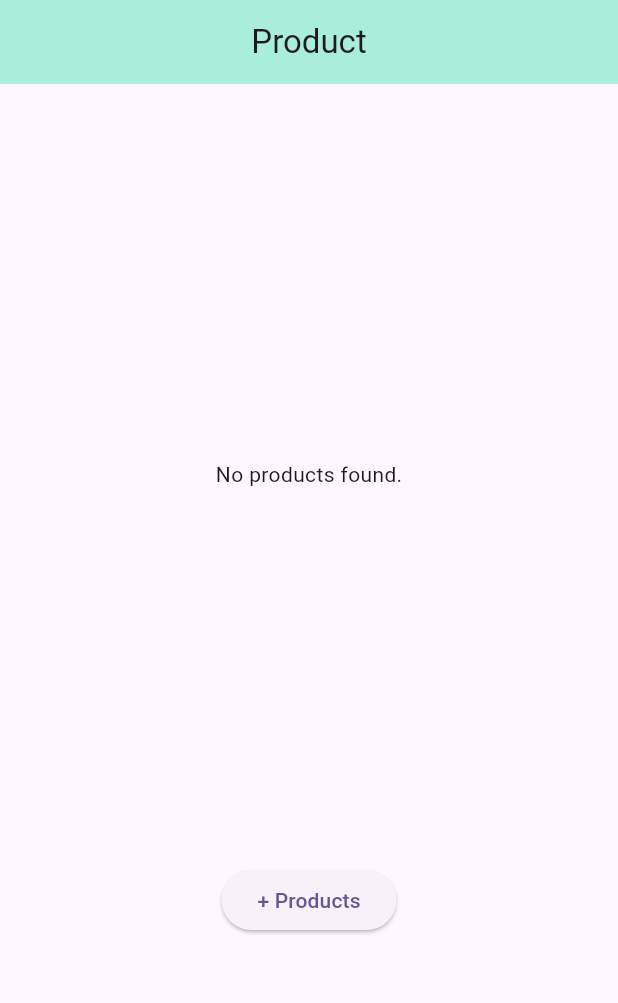
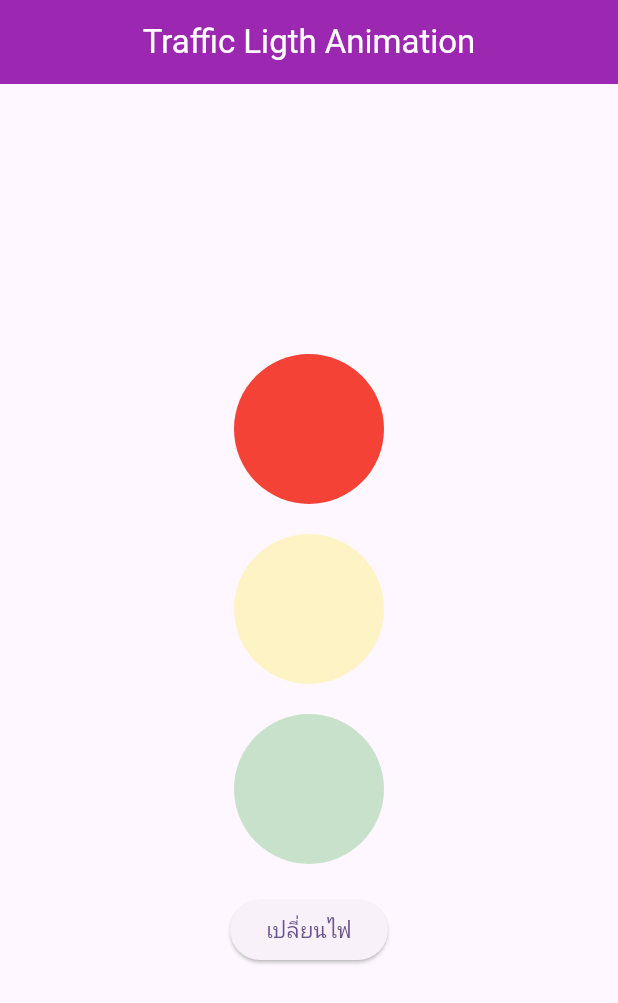
Before and after one commit to Kanokrot19/work, a Flutter app: the screen it shows after launch, on a phone screen of 412 x 824 dp. Shown: the top 1003 px of the screen. Run offline on Flutter 3.47's test engine with Material 3 defaults, Android fonts, the phone set to English and light mode, and no system bars.

Commit message:
homework4

```diff
--- /dev/null
+++ b/lib/page_ansewr/traffic_light.dart
@@ -0,0 +1,101 @@
+import 'package:flutter/material.dart';
+
+class TrafficLight extends StatefulWidget {
+  const TrafficLight({super.key});
+
+  @override
+  State<TrafficLight> createState() => _TrafficLightState();
+}
+
+class _TrafficLightState extends State<TrafficLight> {
+  double _opacityRed = 1.0;
+  double _opacityYellow = 0.3;
+  double _opacityGreen = 0.3;
+  int _color = 0;
+
+  void _changeLight() {
+    setState(() {
+      if (_color == 0) {
+        _color = 1;
+      } else if (_color == 1) {
+        _color = 2;
+      } else if (_color == 2) {
+        _color = 0;
+      }
+
+      if (_color == 0) {
+        _opacityRed = 1.0;
+        _opacityYellow = 0.3;
+        _opacityGreen = 0.3;
+      } else if (_color == 1) {
+        _opacityRed = 0.3;
+        _opacityYellow = 1.0;
+        _opacityGreen = 0.3;
+      } else if (_color == 2) {
+        _opacityRed = 0.3;
+        _opacityYellow = 0.3;
+        _opacityGreen = 1.0;
+      }
+    });
+  }
+
+  @override
+  Widget build(BuildContext context) {
+    return Scaffold(
+        appBar: AppBar(
+            title: const Text('Traffic Ligth Animation',
+                style: TextStyle(color: Colors.white)),
+            centerTitle: true,
+            backgroundColor: Colors.purple),
+        body: Center(
+          child: Column(
+            mainAxisAlignment: MainAxisAlignment.center,
+            children: [
+              AnimatedOpacity(
+                opacity: _opacityRed,
+                duration:
+                    const Duration(milliseconds: 500), // ระยะเวลาของ Animation
+                child: Container(
+                  width: 100, //เปลี8ยนขนาดความกว้าง
+                  height: 100, //เปลี8ยนขนาดสูง
+                  decoration: BoxDecoration(
+                    color: Colors.red, //เปลี8ยนสี
+                    shape: BoxShape.circle,
+                  ),
+                ),
+              ),
+              SizedBox(height: 20),
+              AnimatedOpacity(
+                opacity: _opacityYellow,
+                duration:
+                    const Duration(milliseconds: 500), // ระยะเวลาของ Animation
+                child: Container(
+                  width: 100, //เปลี8ยนขนาดความกว้าง
+                  height: 100, //เปลี8ยนขนาดสูง
+                  decoration: BoxDecoration(
+                    color: Colors.yellow, //เปลี8ยนสี
+                    shape: BoxShape.circle,
+                  ),
+                ),
+              ),
+              SizedBox(height: 20),
+              AnimatedOpacity(
+                opacity: _opacityGreen,
+                duration:
+                    const Duration(milliseconds: 500), // ระยะเวลาของ Animation
+                child: Container(
+                  width: 100, //เปลี8ยนขนาดความกว้าง
+                  height: 100, //เปลี8ยนขนาดสูง
+                  decoration: BoxDecoration(
+                    color: Colors.green, //เปลี8ยนสี
+                    shape: BoxShape.circle,
+                  ),
+                ),
+              ),
+              SizedBox(height: 20),
+              ElevatedButton(onPressed: _changeLight, child: Text('เปลี่ยนไฟ'))
+            ],
+          ),
+        ));
+  }
+}
```
Also changed, not shown: lib/main.dart (+31 -140 lines), lib/page_ansewr/custom_counter.dart (added, +45 -0 lines), lib/page_ansewr/profile.dart (added, +62 -0 lines).
